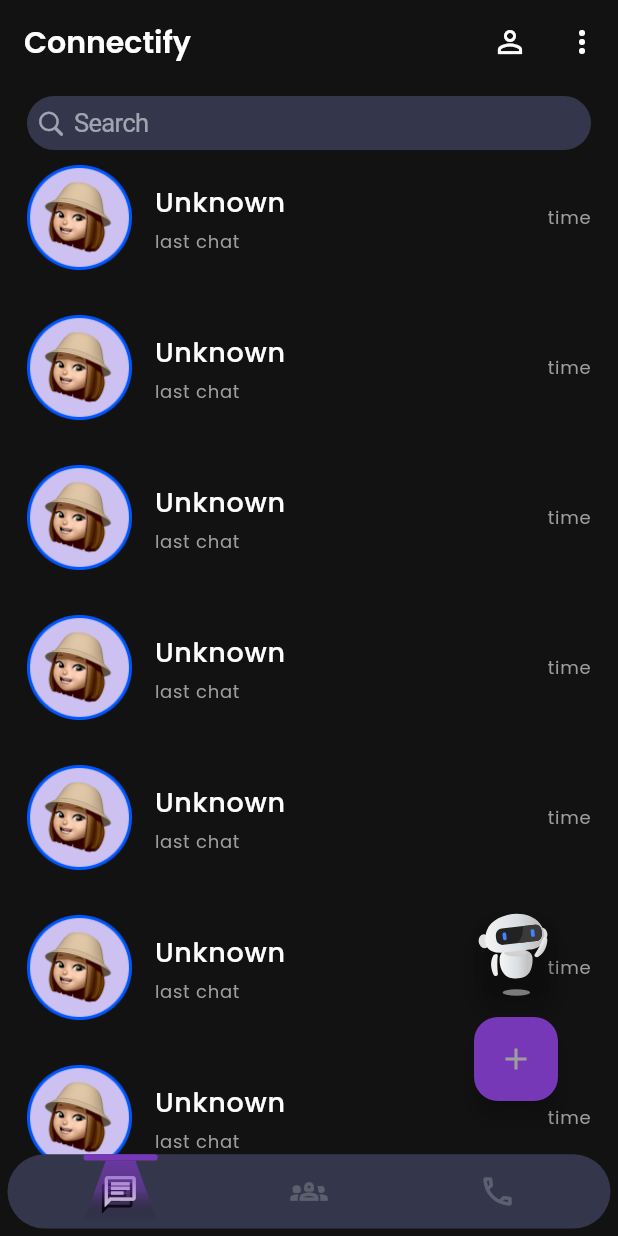
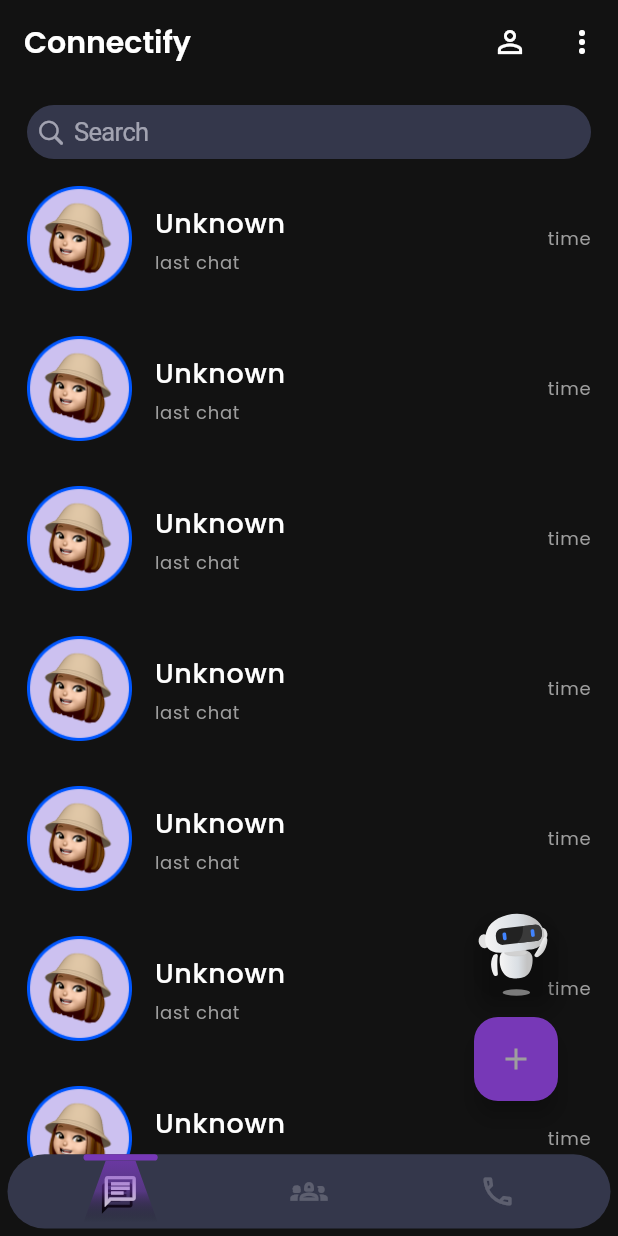
Before and after one commit to Rohan-Beta/chatapp, a Flutter app: the screen it shows after launch, on a phone screen of 412 x 824 dp. Run offline on Flutter 3.47's test engine with Material 3 defaults, Android fonts, the phone set to English and light mode, and no system bars; our stand-ins replace flutter_svg, get, lottie, slide_to_act.

Commit message:
feat: modified home screen layout

```diff
--- a/lib/screens/home/home_screen.dart
+++ b/lib/screens/home/home_screen.dart
@@ -61,22 +61,34 @@ class _HomeScreenState extends State<HomeScreen> {
           IconButton(
             onPressed: () {},
             icon: Icon(
-              // Icons.search,
               Icons.person_outline,
             ),
           ),
-          IconButton(
+          Padding(
+            padding: ScreenHeleper.isDesktop(context)
+                ? EdgeInsets.only(right: MediaQuery.sizeOf(context).width * 0.6)
+                : EdgeInsets.all(0),
+            child: IconButton(
               onPressed: () {},
               icon: Icon(
                 Icons.more_vert,
               ),
             ),
+          ),
         ],
       ),
       body: SafeArea(
+        child: Container(
+          width: MediaQuery.sizeOf(context).width,
           child: Stack(
             children: [
-            // Column(),
+              Padding(
+                padding: EdgeInsets.only(
+                    right: ScreenHeleper.isDesktop(context)
+                        ? MediaQuery.sizeOf(context).width * 0.6
+                        : 0),
+                child: Stack(
+                  children: [
                     Positioned.fill(
                       child: Padding(
                         padding: const EdgeInsets.all(8.0),
@@ -108,14 +120,15 @@ class _HomeScreenState extends State<HomeScreen> {
                               mainAxisAlignment: MainAxisAlignment.end,
                               children: [
                                 Padding(
-                          padding:
-                              const EdgeInsets.only(bottom: 160, right: 40),
+                                  padding: const EdgeInsets.only(
+                                      bottom: 160, right: 40),
                                   child: Row(
                                     mainAxisAlignment: MainAxisAlignment.end,
                                     children: [
                                       FloatingActionButton(
                                         backgroundColor: Colors.transparent,
-                                child: Lottie.asset(MyAssetsImage.gemini),
+                                        child:
+                                            Lottie.asset(MyAssetsImage.gemini),
                                         onPressed: () {},
                                       ),
                                     ],
@@ -131,7 +144,8 @@ class _HomeScreenState extends State<HomeScreen> {
                         mainAxisAlignment: MainAxisAlignment.end,
                         children: [
                           Padding(
-                    padding: const EdgeInsets.only(bottom: 90, right: 40),
+                            padding:
+                                const EdgeInsets.only(bottom: 90, right: 40),
                             child: Row(
                               mainAxisAlignment: MainAxisAlignment.end,
                               children: [
@@ -157,6 +171,31 @@ class _HomeScreenState extends State<HomeScreen> {
                   ],
                 ),
               ),
+              // desktop part
+              ScreenHeleper.isDesktop(context)
+                  ? Padding(
+                      padding: EdgeInsets.only(
+                          bottom: 10,
+                          right: 10,
+                          top: 10,
+                          left: MediaQuery.sizeOf(context).width * 0.44),
+                      child: Container(
+                        decoration: BoxDecoration(
+                          borderRadius: BorderRadius.circular(30),
+                        ),
+                        child:
+                            Center(child: Lottie.asset(MyAssetsImage.welcome)),
+                      ),
+                    )
+                  : Container(
+                      width: 0,
+                      height: 0,
+                      color: Colors.transparent,
+                    ),
+            ],
+          ),
+        ),
+      ),
     );
   }
 
@@ -166,6 +205,8 @@ class _HomeScreenState extends State<HomeScreen> {
       child: Container(
         width: MediaQuery.sizeOf(context).width,
         height: ScreenHeleper.isDesktop(context)
+            ? (MediaQuery.sizeOf(context).width / 100) * 3
+            : ScreenHeleper.isDesktop(context)
                 ? (MediaQuery.sizeOf(context).width / 100) * 4
                 : ScreenHeleper.isTablet(context)
                     ? (MediaQuery.sizeOf(context).width / 100) * 5.4
--- a/lib/screens/home/home_widget/chat_list_widget.dart
+++ b/lib/screens/home/home_widget/chat_list_widget.dart
@@ -16,11 +16,15 @@ class ChatListWidget extends StatelessWidget {
       children: [
         Padding(
           padding: const EdgeInsets.only(left: 10, right: 10),
-          child: CupertinoSearchTextField(
-            controller: _textEditingController,
-            decoration: BoxDecoration(
-              color: Theme.of(context).colorScheme.primaryContainer,
-              borderRadius: BorderRadius.circular(30),
+          child: Padding(
+            padding: const EdgeInsets.only(top: 6, bottom: 8),
+            child: CupertinoSearchTextField(
+              style: TextStyle(color: Colors.white),
+              controller: _textEditingController,
+              decoration: BoxDecoration(
+                color: Theme.of(context).colorScheme.primaryContainer,
+                borderRadius: BorderRadius.circular(30),
+              ),
             ),
           ),
         ),
--- a/lib/widgets/bottom_nav_bar_widget.dart
+++ b/lib/widgets/bottom_nav_bar_widget.dart
@@ -24,8 +24,14 @@ class BottomNavBarWidget extends StatelessWidget {
         onPressed(index);
       },
       child: Container(
-        height: (MediaQuery.sizeOf(context).width / 100) * 13,
-        width: (MediaQuery.sizeOf(context).width / 100) * 17,
+        height:
+            // ScreenHeleper.isDesktop(context)
+            //     ? (MediaQuery.sizeOf(context).width / 100) * 6
+            //     :
+            (MediaQuery.sizeOf(context).width / 100) * 13,
+        width: ScreenHeleper.isDesktop(context)
+            ? (MediaQuery.sizeOf(context).width / 100) * 6
+            : (MediaQuery.sizeOf(context).width / 100) * 17,
         decoration: BoxDecoration(
           color: Colors.transparent,
         ),
@@ -36,14 +42,14 @@ class BottomNavBarWidget extends StatelessWidget {
             (currentIndex == index)
                 ? Positioned(
                     left: ScreenHeleper.isDesktop(context)
-                        ? (MediaQuery.sizeOf(context).width / 100) * 7.2
+                        ? (MediaQuery.sizeOf(context).width / 100) * 1.8
                         : ScreenHeleper.isTablet(context)
                             ? (MediaQuery.sizeOf(context).width / 100) * 6.6
                             : (MediaQuery.sizeOf(context).width / 100) * 5,
                     bottom: ScreenHeleper.isDesktop(context)
-                        ? (MediaQuery.sizeOf(context).width / 100) * 0.8
+                        ? (MediaQuery.sizeOf(context).width / 100) * 0.1
                         : ScreenHeleper.isTablet(context)
-                            ? (MediaQuery.sizeOf(context).width / 100) * 0.7
+                            ? (MediaQuery.sizeOf(context).width / 100) * 0.5
                             : (MediaQuery.sizeOf(context).width / 100) * 2,
                     child: Icon(
                       icon,
--- a/lib/widgets/screen_helper_widget.dart
+++ b/lib/widgets/screen_helper_widget.dart
@@ -15,14 +15,14 @@ class ScreenHeleper extends StatelessWidget {
   });
 
   static bool isMobile(BuildContext context) =>
-      MediaQuery.of(context).size.width < 800.0;
+      MediaQuery.of(context).size.width < 550.0;
 
   static bool isTablet(BuildContext context) =>
-      MediaQuery.of(context).size.width >= 800 &&
-      MediaQuery.of(context).size.width < 1200;
+      MediaQuery.of(context).size.width >= 550 &&
+      MediaQuery.of(context).size.width < 1100;
 
   static bool isDesktop(BuildContext context) =>
-      MediaQuery.of(context).size.width >= 1200;
+      MediaQuery.of(context).size.width >= 1100;
 
   static double mobileMaxWidth(BuildContext context) =>
       MediaQuery.of(context).size.width * .8;
```
Lines whose indentation alone changed are shown as unchanged.
